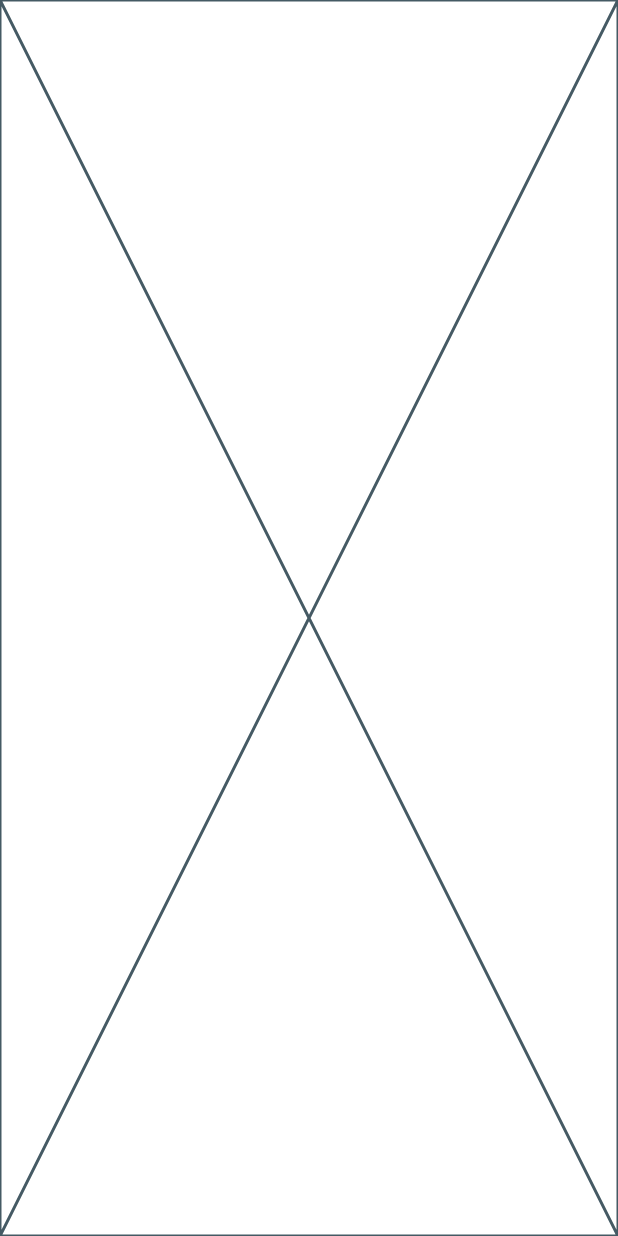
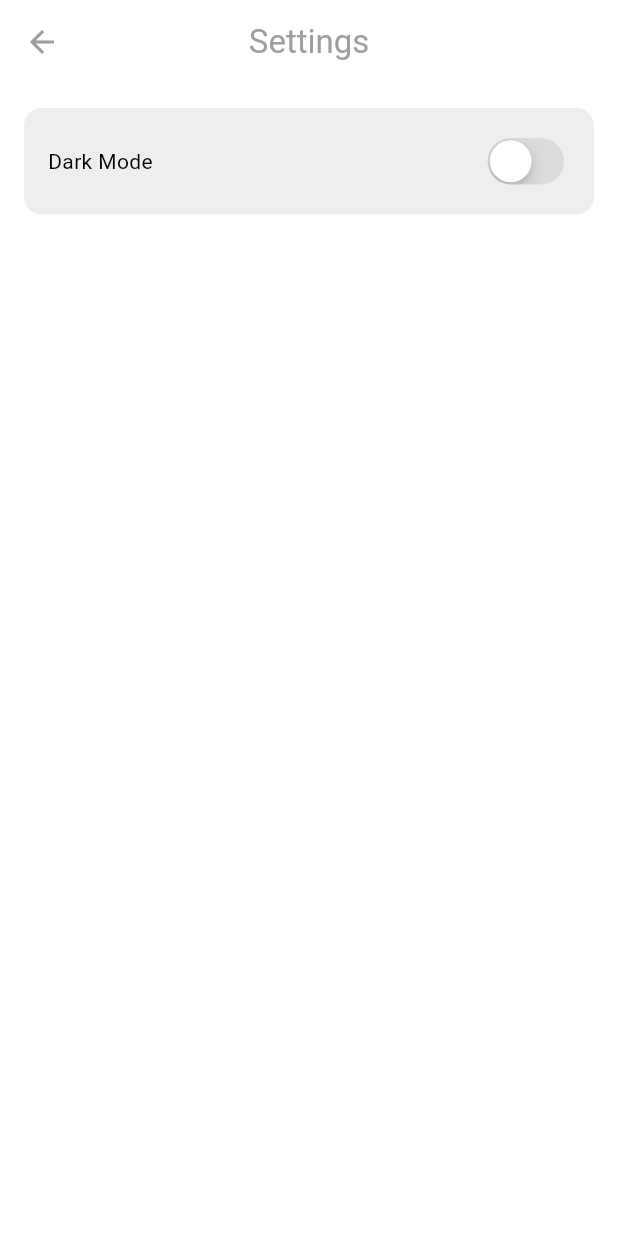
Before and after one commit to diptakumardas/chat_app, a Flutter app: the screen it shows once a user with an empty profile is signed in, in the side drawer, after a tap on "S E T T I N G S", on a phone screen of 412 x 824 dp. Run offline on Flutter 3.47's test engine with Material 3 defaults, Android fonts, the phone set to English and light mode, and no system bars; our stand-ins replace cloud_firestore, firebase_auth, firebase_core; accounts and stored records are empty.

Commit message:
dark mode

```diff
--- a/lib/main.dart
+++ b/lib/main.dart
@@ -1,16 +1,21 @@
-
 import 'package:chat_app/firebase_options.dart';
 import 'package:chat_app/pages/login_page.dart';
 import 'package:chat_app/pages/register_page.dart';
 import 'package:chat_app/services/auth/auth_gate.dart';
 import 'package:chat_app/theme/light_mode.dart';
+import 'package:chat_app/theme/theme_provider.dart';
 import 'package:firebase_core/firebase_core.dart';
 import 'package:flutter/material.dart';
-void main()async{
+import 'package:provider/provider.dart';
+
+void main() async {
   WidgetsFlutterBinding.ensureInitialized();
   await Firebase.initializeApp(options: DefaultFirebaseOptions.currentPlatform);
-  runApp(MyApp());
+  runApp(
+      ChangeNotifierProvider(create: (cpntext)=> ThemeProvider(),child: MyApp(),)
+      );
 }
+
 class MyApp extends StatefulWidget {
   const MyApp({super.key});
 
@@ -24,8 +29,7 @@ class _MyAppState extends State<MyApp> {
     return MaterialApp(
       debugShowCheckedModeBanner: false,
       home: AuthGate(),
-      theme: lightMode ,
-
+      theme: Provider.of<ThemeProvider>(context).themedata,
     );
   }
 }
--- a/lib/pages/home_page.dart
+++ b/lib/pages/home_page.dart
@@ -21,7 +21,10 @@ class _HomePageState extends State<HomePage> {
   Widget build(BuildContext context) {
     return Scaffold(
       appBar: AppBar(
+        backgroundColor: Colors.transparent,
+        foregroundColor: Colors.grey,
         title: Text("HomePage"),
+        centerTitle: true,
       ),
       drawer: MyDrawer(),
       body: _buildUserList(),
@@ -38,7 +41,10 @@ class _HomePageState extends State<HomePage> {
             return Text("error");
           }
           if (snapshot.connectionState == ConnectionState.waiting) {
-            return CircularProgressIndicator();
+            return Container(
+                height: 50,
+                width: 50,
+                child: Text("Loading ........"));
           }
           return ListView(
             children: snapshot.data!
--- a/lib/pages/settings_page.dart
+++ b/lib/pages/settings_page.dart
@@ -1,4 +1,7 @@
+import 'package:chat_app/theme/theme_provider.dart';
 import 'package:flutter/cupertino.dart';
+import 'package:flutter/material.dart';
+import 'package:provider/provider.dart';
 
 class SettingsPage extends StatefulWidget {
   const SettingsPage({super.key});
@@ -10,6 +13,37 @@ class SettingsPage extends StatefulWidget {
 class _SettingsPageState extends State<SettingsPage> {
   @override
   Widget build(BuildContext context) {
-    return const Placeholder();
+    return Scaffold(
+      appBar: AppBar(
+        backgroundColor: Colors.transparent,
+        foregroundColor: Colors.grey,
+        elevation: 0,
+        title: Text(
+          "Settings",
+          style: TextStyle(color: Colors.grey),
+        ),
+        centerTitle: true,
+      ),
+      body: Container(
+        decoration: BoxDecoration(
+            color: Theme.of(context).colorScheme.secondary,
+            borderRadius: BorderRadius.circular(12)),
+        padding: const EdgeInsets.all(16),
+        margin: const EdgeInsets.all(16),
+        child: Row(
+          mainAxisAlignment: MainAxisAlignment.spaceBetween,
+          children: [
+            Text("Dark Mode"),
+            CupertinoSwitch(
+                value:
+                    Provider.of<ThemeProvider>(context, listen: false)
+                        .isDarkMode,
+                onChanged: (value) {
+                  Provider.of<ThemeProvider>(context,listen: false).toggleTheme();
+                })
+          ],
+        ),
+      ),
+    );
   }
 }
--- /dev/null
+++ b/lib/theme/dark_mode.dart
@@ -0,0 +1,10 @@
+import 'package:flutter/material.dart';
+ThemeData darkMode = ThemeData(
+  colorScheme: ColorScheme.dark(
+    surface: Colors.grey.shade900,
+    primary: Colors.grey.shade600,
+      secondary: Color.fromARGB(255, 57, 57, 57),
+      tertiary: Colors.grey.shade800,
+      inversePrimary: Colors.grey.shade300,
+  ),
+);
--- /dev/null
+++ b/lib/theme/theme_provider.dart
@@ -0,0 +1,22 @@
+import 'package:chat_app/theme/dark_mode.dart';
+import 'package:chat_app/theme/light_mode.dart';
+import 'package:flutter/cupertino.dart';
+import 'package:flutter/material.dart';
+
+class ThemeProvider extends ChangeNotifier{
+ThemeData _themeData = lightMode;
+ThemeData get themedata => _themeData;
+bool get isDarkMode => _themeData == darkMode;
+set themedata(ThemeData themeData){
+  _themeData = themeData;
+  notifyListeners();
+}
+void toggleTheme(){
+  if(_themeData==lightMode){
+    themedata = darkMode;
+  }
+  else{
+themedata = lightMode;
+  }
+}
+}
--- a/pubspec.yaml
+++ b/pubspec.yaml
@@ -38,6 +38,7 @@ dependencies:
   firebase_core: ^3.3.0
   firebase_auth: ^5.1.4
   cloud_firestore: ^5.2.1
+  provider: ^6.1.2
 
 dev_dependencies:
   flutter_test:
```
Also changed, not shown: lib/pages/chat_page.dart (+22 -4 lines), lib/widgets/chat_bubble.dart (added, +36 -0 lines), pubspec.lock.
